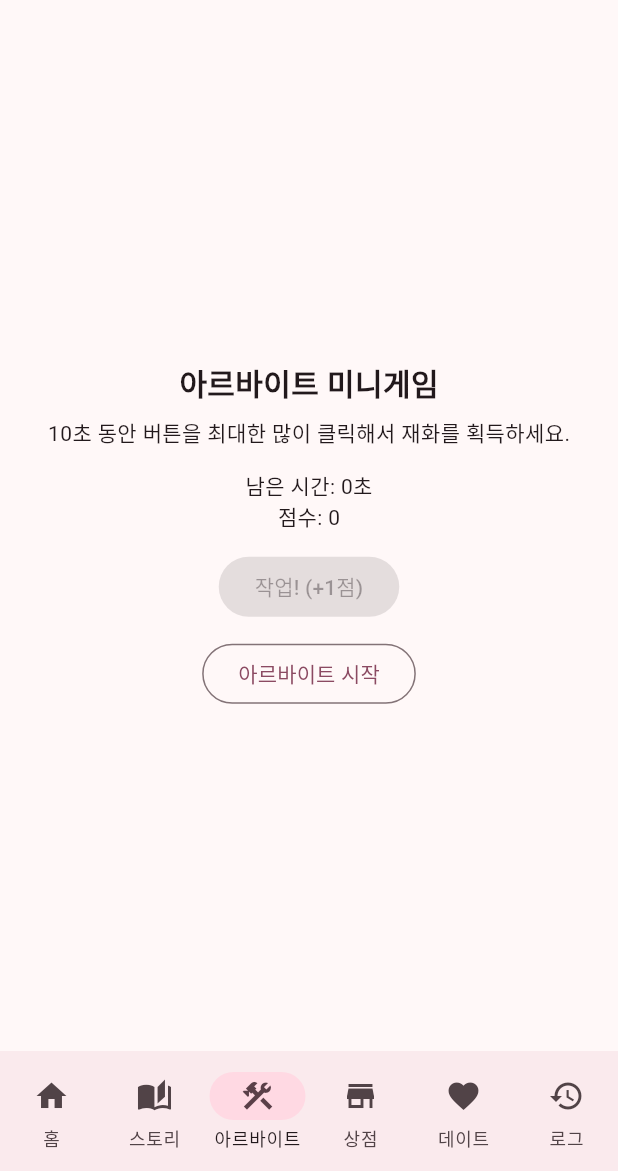
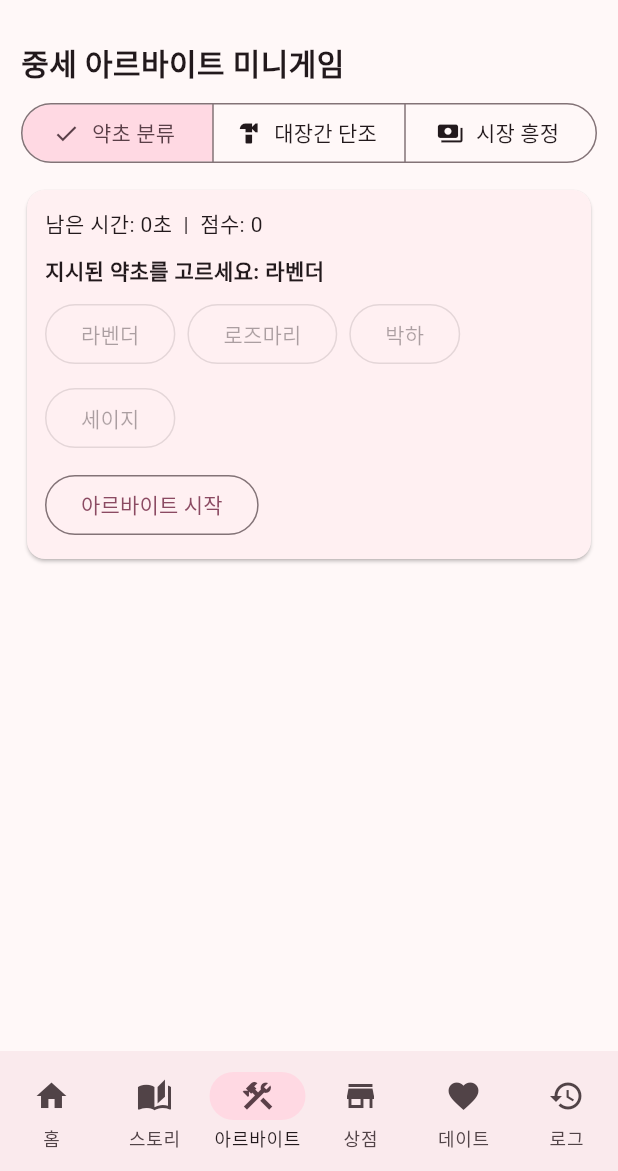
Before and after one commit to uiseong12/flutter-sample, a Flutter app: the screen it shows after launch, item 3 of the bottom bar chosen, on a phone screen of 412 x 824 dp, the part 65-1236 px from its top. Run offline on Flutter 3.47's test engine with Material 3 defaults, Android fonts, the phone set to English and light mode, and no system bars; our stand-ins replace flutter_svg, shared_preferences.

Commit message:
feat: simplify home to centered character preview and add three medieval part-time minigames

```diff
--- a/lib/main.dart
+++ b/lib/main.dart
@@ -30,6 +30,7 @@ class StoryApp extends StatelessWidget {
 
 enum Expression { neutral, smile, angry, blush, sad }
 enum TransitionPreset { fade, slide, flash }
+enum WorkMiniGame { herbSort, smithTiming, haggling }
 
 class Character {
   Character({
@@ -162,8 +163,15 @@ class _GameShellState extends State<GameShell> {
   String _visibleLine = '';
   Timer? _typingTimer;
 
+  WorkMiniGame _selectedWork = WorkMiniGame.herbSort;
   int _workTimeLeft = 0;
   int _workScore = 0;
+  String _herbTarget = '라벤더';
+  double _smithMeter = 0.0;
+  bool _smithDirForward = true;
+  double _hagglingTarget = 52;
+  double _hagglingOffer = 52;
+  Timer? _workTimer;
 
   int _sceneKey = 0;
   TransitionPreset _transitionPreset = TransitionPreset.fade;
@@ -288,6 +296,7 @@ class _GameShellState extends State<GameShell> {
   @override
   void dispose() {
     _typingTimer?.cancel();
+    _workTimer?.cancel();
     super.dispose();
   }
 
@@ -500,30 +509,123 @@ class _GameShellState extends State<GameShell> {
     setState(() {});
   }
 
-  Future<void> _startWorkMiniGame() async {
+  void _prepareWorkRound() {
+    switch (_selectedWork) {
+      case WorkMiniGame.herbSort:
+        const herbs = ['라벤더', '로즈마리', '박하', '세이지'];
+        _herbTarget = herbs[_random.nextInt(herbs.length)];
+        break;
+      case WorkMiniGame.smithTiming:
+        _smithMeter = _random.nextDouble();
+        _smithDirForward = _random.nextBool();
+        break;
+      case WorkMiniGame.haggling:
+        _hagglingTarget = 35 + _random.nextInt(31).toDouble();
+        _hagglingOffer = 20 + _random.nextInt(61).toDouble();
+        break;
+    }
+  }
+
+  void _startWorkMiniGame() {
     _playClick();
-    _workTimeLeft = 10;
+    _workTimer?.cancel();
+    _workTimeLeft = 20;
     _workScore = 0;
+    _prepareWorkRound();
+
+    _workTimer = Timer.periodic(const Duration(milliseconds: 120), (timer) {
+      if (!mounted || _menuIndex != 2) {
+        timer.cancel();
+        return;
+      }
+
+      if (_selectedWork == WorkMiniGame.smithTiming) {
+        final delta = 0.03;
+        if (_smithDirForward) {
+          _smithMeter += delta;
+          if (_smithMeter >= 1) {
+            _smithMeter = 1;
+            _smithDirForward = false;
+          }
+        } else {
+          _smithMeter -= delta;
+          if (_smithMeter <= 0) {
+            _smithMeter = 0;
+            _smithDirForward = true;
+          }
+        }
+      }
+
+      if (timer.tick % 8 == 0) {
+        _workTimeLeft -= 1;
+        if (_workTimeLeft <= 0) {
+          timer.cancel();
+          _finishWorkMiniGame();
+          return;
+        }
+      }
       setState(() {});
+    });
 
-    while (_workTimeLeft > 0) {
-      await Future.delayed(const Duration(seconds: 1));
-      if (!mounted || _menuIndex != 2) break;
-      _workTimeLeft -= 1;
     setState(() {});
   }
 
+  Future<void> _finishWorkMiniGame() async {
     if (!mounted) return;
-    final reward = 20 + (_workScore * 7);
+    final reward = 30 + (_workScore * 9);
     _gold += reward;
-    _logs.insert(0, '[아르바이트] 점수 $_workScore점, 골드 +$reward');
+    _logs.insert(0, '[아르바이트:${_selectedWork.name}] 점수 $_workScore, 골드 +$reward');
     _playReward();
     await _save();
-
     if (_menuIndex == 2) {
       ScaffoldMessenger.of(context).showSnackBar(SnackBar(content: Text('아르바이트 완료! +$reward G')));
       setState(() {});
     }
+  }
+
+  void _workActionHerb(String herb) {
+    if (_workTimeLeft <= 0) return;
+    if (herb == _herbTarget) {
+      _workScore += 2;
+      _playReward();
+    } else {
+      _workScore = max(0, _workScore - 1);
+      _playClick();
+    }
+    _prepareWorkRound();
+    setState(() {});
+  }
+
+  void _workActionSmith() {
+    if (_workTimeLeft <= 0) return;
+    final dist = (_smithMeter - 0.5).abs();
+    int gain;
+    if (dist < 0.07) {
+      gain = 4;
+    } else if (dist < 0.15) {
+      gain = 2;
+    } else {
+      gain = 1;
+    }
+    _workScore += gain;
+    _playClick();
+    setState(() {});
+  }
+
+  void _workActionHaggling() {
+    if (_workTimeLeft <= 0) return;
+    final diff = (_hagglingOffer - _hagglingTarget).abs();
+    if (diff <= 2) {
+      _workScore += 4;
+      _playReward();
+    } else if (diff <= 6) {
+      _workScore += 2;
+      _playClick();
+    } else {
+      _workScore = max(0, _workScore - 1);
+    }
+    _prepareWorkRound();
+    setState(() {});
   }
 
   Future<void> _dateRandom(Character target) async {
@@ -757,18 +859,19 @@ class _GameShellState extends State<GameShell> {
           ),
         ),
         const SizedBox(height: 10),
-        GridView.count(
-          crossAxisCount: 2,
-          crossAxisSpacing: 10,
-          mainAxisSpacing: 10,
-          shrinkWrap: true,
-          physics: const NeverScrollableScrollPhysics(),
+        Card(
+          child: Padding(
+            padding: const EdgeInsets.all(12),
+            child: Column(
               children: [
-            _menuCard('스토리', Icons.auto_stories, Colors.purple, () => setState(() => _menuIndex = 1)),
-            _menuCard('아르바이트', Icons.construction, Colors.blue, () => setState(() => _menuIndex = 2)),
-            _menuCard('상점', Icons.store, Colors.orange, () => setState(() => _menuIndex = 3)),
-            _menuCard('데이트', Icons.favorite, Colors.pink, () => setState(() => _menuIndex = 4)),
+                const Text('현재 장착 전신 프리뷰', style: TextStyle(fontWeight: FontWeight.bold)),
+                const SizedBox(height: 8),
+                Center(child: _fullBodySprite(_playerAvatar, width: 200)),
+                const SizedBox(height: 8),
+                const Text('하단 메뉴(스토리/아르바이트/상점/데이트)로 이동하세요.'),
               ],
+            ),
+          ),
         ),
       ],
     );
@@ -1145,25 +1248,97 @@ class _GameShellState extends State<GameShell> {
   }
 
   Widget _workPage() {
-    return Center(
+    const herbs = ['라벤더', '로즈마리', '박하', '세이지'];
+
+    Widget gameBody;
+    if (_selectedWork == WorkMiniGame.herbSort) {
+      gameBody = Column(
+        crossAxisAlignment: CrossAxisAlignment.start,
+        children: [
+          Text('지시된 약초를 고르세요: $_herbTarget', style: const TextStyle(fontWeight: FontWeight.w700)),
+          const SizedBox(height: 8),
+          Wrap(
+            spacing: 8,
+            runSpacing: 8,
+            children: herbs
+                .map((h) => OutlinedButton(onPressed: _workTimeLeft > 0 ? () => _workActionHerb(h) : null, child: Text(h)))
+                .toList(),
+          ),
+        ],
+      );
+    } else if (_selectedWork == WorkMiniGame.smithTiming) {
+      gameBody = Column(
+        crossAxisAlignment: CrossAxisAlignment.start,
+        children: [
+          const Text('대장간 단조: 중앙(황금 구간)에 맞춰 타격!', style: TextStyle(fontWeight: FontWeight.w700)),
+          const SizedBox(height: 10),
+          Stack(
+            children: [
+              Container(height: 20, decoration: BoxDecoration(color: Colors.grey.shade300, borderRadius: BorderRadius.circular(10))),
+              Positioned(left: 140, child: Container(width: 40, height: 20, decoration: BoxDecoration(color: Colors.amber.shade300, borderRadius: BorderRadius.circular(8)))),
+              Positioned(left: _smithMeter * 320, child: Container(width: 8, height: 20, color: Colors.redAccent)),
+            ],
+          ),
+          const SizedBox(height: 10),
+          FilledButton(onPressed: _workTimeLeft > 0 ? _workActionSmith : null, child: const Text('망치 내리치기')),
+        ],
+      );
+    } else {
+      gameBody = Column(
+        crossAxisAlignment: CrossAxisAlignment.start,
+        children: [
+          Text('시장 흥정: 목표 ${_hagglingTarget.toStringAsFixed(0)}G 근처로 제시', style: const TextStyle(fontWeight: FontWeight.w700)),
+          const SizedBox(height: 8),
+          Slider(
+            min: 20,
+            max: 80,
+            divisions: 60,
+            value: _hagglingOffer,
+            label: '${_hagglingOffer.toStringAsFixed(0)}G',
+            onChanged: _workTimeLeft > 0 ? (v) => setState(() => _hagglingOffer = v) : null,
+          ),
+          Text('현재 제시가: ${_hagglingOffer.toStringAsFixed(0)}G'),
+          const SizedBox(height: 8),
+          FilledButton(onPressed: _workTimeLeft > 0 ? _workActionHaggling : null, child: const Text('흥정 제시')),
+        ],
+      );
+    }
+
+    return ListView(
+      padding: const EdgeInsets.all(14),
+      children: [
+        const Text('중세 아르바이트 미니게임', style: TextStyle(fontSize: 20, fontWeight: FontWeight.bold)),
+        const SizedBox(height: 8),
+        SegmentedButton<WorkMiniGame>(
+          segments: const [
+            ButtonSegment(value: WorkMiniGame.herbSort, label: Text('약초 분류'), icon: Icon(Icons.spa)),
+            ButtonSegment(value: WorkMiniGame.smithTiming, label: Text('대장간 단조'), icon: Icon(Icons.hardware)),
+            ButtonSegment(value: WorkMiniGame.haggling, label: Text('시장 흥정'), icon: Icon(Icons.payments)),
+          ],
+          selected: {_selectedWork},
+          onSelectionChanged: (s) {
+            _playClick();
+            setState(() => _selectedWork = s.first);
+            if (_workTimeLeft > 0) _prepareWorkRound();
+          },
+        ),
+        const SizedBox(height: 10),
+        Card(
           child: Padding(
-        padding: const EdgeInsets.all(16),
+            padding: const EdgeInsets.all(12),
             child: Column(
-          mainAxisAlignment: MainAxisAlignment.center,
+              crossAxisAlignment: CrossAxisAlignment.start,
               children: [
-            const Text('아르바이트 미니게임', style: TextStyle(fontSize: 20, fontWeight: FontWeight.bold)),
-            const SizedBox(height: 8),
-            const Text('10초 동안 버튼을 최대한 많이 클릭해서 재화를 획득하세요.'),
-            const SizedBox(height: 14),
-            Text('남은 시간: $_workTimeLeft초'),
-            Text('점수: $_workScore'),
-            const SizedBox(height: 12),
-            FilledButton(onPressed: _workTimeLeft > 0 ? () => setState(() => _workScore += 1) : null, child: const Text('작업! (+1점)')),
+                Text('남은 시간: $_workTimeLeft초  |  점수: $_workScore'),
+                const SizedBox(height: 10),
+                gameBody,
                 const SizedBox(height: 10),
                 OutlinedButton(onPressed: _workTimeLeft > 0 ? null : _startWorkMiniGame, child: const Text('아르바이트 시작')),
               ],
             ),
           ),
+        ),
+      ],
     );
   }
 
```
Lines whose indentation alone changed are shown as unchanged.
